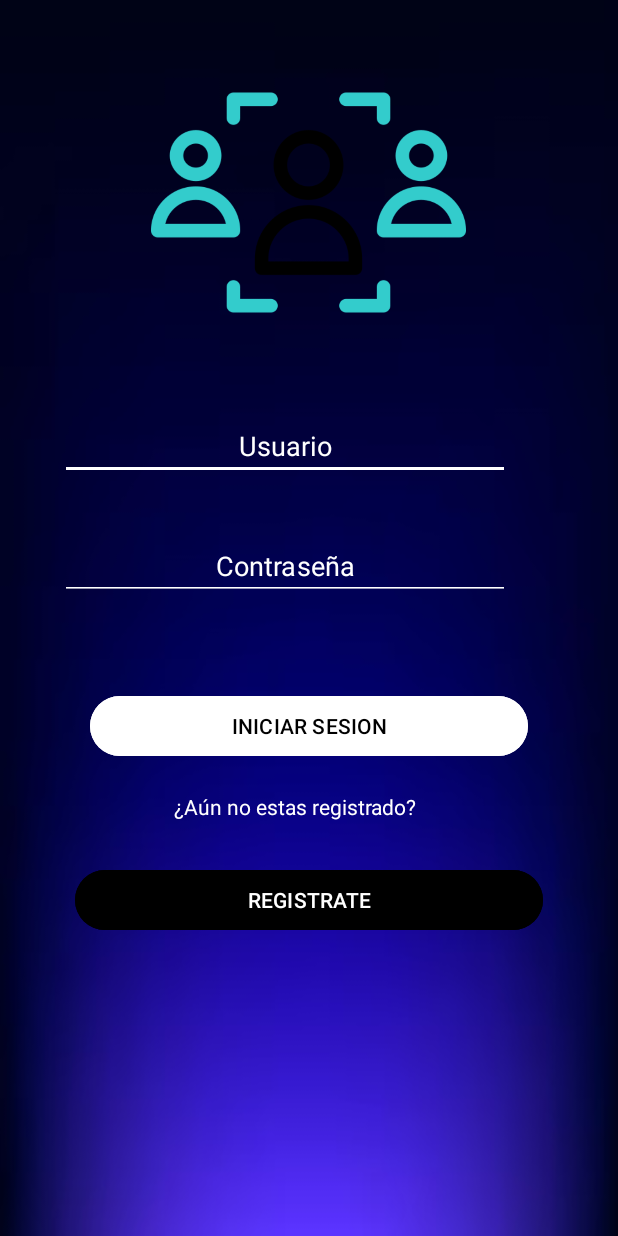
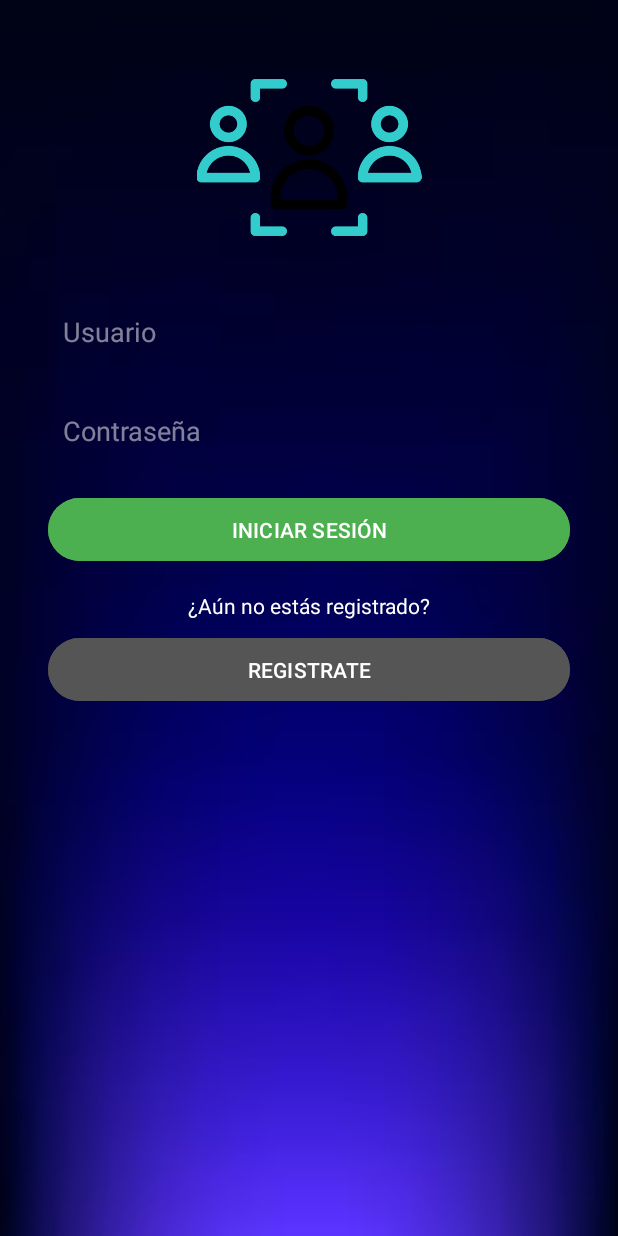
Before and after one commit to Joss-lg/app-ejemplo, an Android app: the screen it shows after launch (MainActivity), on a phone screen of 412 x 824 dp. Run offline under Robolectric (Android 15) with nearby library versions, the phone set to English and light mode, and no system bars; 1 statement that could not run was skipped.

Commit message:
Modifique el diseño por completo

```diff
--- a/app/src/main/res/layout/activity_main.xml
+++ b/app/src/main/res/layout/activity_main.xml
@@ -1,121 +1,107 @@
 <?xml version="1.0" encoding="utf-8"?>
-<androidx.constraintlayout.widget.ConstraintLayout xmlns:android="http://schemas.android.com/apk/res/android"
+<androidx.constraintlayout.widget.ConstraintLayout
+    xmlns:android="http://schemas.android.com/apk/res/android"
     xmlns:app="http://schemas.android.com/apk/res-auto"
     xmlns:tools="http://schemas.android.com/tools"
-    android:id="@+id/main"
     android:layout_width="match_parent"
     android:layout_height="match_parent"
+    android:background="@drawable/fondo"
+    tools:context=".MainActivity">
 
-    tools:ignore="MissingDefaultResource">
+    <!-- Logo -->
+    <ImageView
+        android:id="@+id/logoImage"
+        android:layout_width="200dp"
+        android:layout_height="150dp"
+        android:layout_marginTop="30dp"
+        android:src="@drawable/inicio"
+        app:layout_constraintTop_toTopOf="parent"
+        app:layout_constraintStart_toStartOf="parent"
+        app:layout_constraintEnd_toEndOf="parent" />
 
-    <View
-        android:layout_width="match_parent"
-        android:layout_height="match_parent"
-        android:background="#ffffff"/>
-
-    <LinearLayout
-        android:layout_width="match_parent"
-        android:layout_height="match_parent"
-        android:orientation="vertical"
-        tools:ignore="MissingConstraints"
-        tools:layout_editor_absoluteX="16dp"
-        android:background="@drawable/fondo"
-        tools:layout_editor_absoluteY="-88dp">
-
-        <ImageView
-            android:layout_width="323dp"
-            android:layout_height="210dp"
-            android:layout_gravity="center"
-            android:layout_marginTop="30dp"
-            android:src="@drawable/inicio">
-
-        </ImageView>
-
-        <LinearLayout
-            android:layout_width="match_parent"
-            android:layout_height="wrap_content"
-            android:layout_marginLeft="40dp"
-            android:layout_marginTop="40dp"
-            android:layout_marginRight="40dp">
-
-
+    <!-- Campo de Usuario -->
     <EditText
         android:id="@+id/editTextEmail"
-                android:layout_width="300dp"
-                android:layout_height="40dp"
-                android:backgroundTint="@color/white"
+        android:layout_width="0dp"
+        android:layout_height="50dp"
+        android:layout_marginHorizontal="32dp"
+        android:layout_marginTop="16dp"
         android:hint="Usuario"
         android:inputType="textEmailAddress"
+        android:background="@android:color/transparent"
+        android:padding="10dp"
         android:textColor="@color/white"
-                android:textAlignment="center"
-                android:textColorHint="@color/white"></EditText>
-        </LinearLayout>
+        android:textColorHint="#80FFFFFF"
+        android:backgroundTint="#FFFFFF"
+        android:elevation="2dp"
+        app:layout_constraintTop_toBottomOf="@id/logoImage"
+        app:layout_constraintStart_toStartOf="parent"
+        app:layout_constraintEnd_toEndOf="parent" />
 
-        <LinearLayout
-            android:layout_width="match_parent"
-            android:layout_height="wrap_content"
-            android:layout_marginLeft="40dp"
-            android:layout_marginTop="40dp"
-            android:layout_marginRight="40dp">
-
-
+    <!-- Campo de Contraseña -->
     <EditText
         android:id="@+id/editTextPassword"
-                android:layout_width="300dp"
-                android:layout_height="40dp"
-                android:backgroundTint="@color/white"
-                android:textAlignment="center"
+        android:layout_width="0dp"
+        android:layout_height="50dp"
+        android:layout_marginHorizontal="32dp"
+        android:layout_marginTop="16dp"
         android:hint="Contraseña"
         android:inputType="textPassword"
+        android:background="@android:color/transparent"
+        android:padding="10dp"
         android:textColor="@color/white"
-                android:textColorHint="@color/white"></EditText>
-        </LinearLayout>
+        android:textColorHint="#80FFFFFF"
+        android:backgroundTint="#FFFFFF"
+        android:elevation="2dp"
+        app:layout_constraintTop_toBottomOf="@id/editTextEmail"
+        app:layout_constraintStart_toStartOf="parent"
+        app:layout_constraintEnd_toEndOf="parent" />
 
-        <LinearLayout
-            android:layout_width="match_parent"
-            android:layout_height="wrap_content"
-            android:layout_marginLeft="40dp"
-            android:layout_marginTop="40dp"
-            android:layout_marginRight="40dp">
-
+    <!-- Botón de Iniciar Sesión -->
     <Button
         android:id="@+id/buttonLogin"
-                android:layout_width="match_parent"
+        android:layout_width="0dp"
+        android:layout_height="50dp"
+        android:layout_marginHorizontal="32dp"
+        android:layout_marginTop="16dp"
+        android:backgroundTint="#4CAF50"
+        android:cornerRadius="12dp"
+        android:elevation="4dp"
+        android:text="INICIAR SESIÓN"
+        android:textColor="@android:color/white"
+        android:textAllCaps="false"
+        app:layout_constraintTop_toBottomOf="@id/editTextPassword"
+        app:layout_constraintStart_toStartOf="parent"
+        app:layout_constraintEnd_toEndOf="parent" />
+
+    <!-- Texto de registro -->
+    <TextView
+        android:id="@+id/textViewRegisterPrompt"
+        android:layout_width="wrap_content"
         android:layout_height="wrap_content"
-                android:layout_margin="20dp"
-                android:backgroundTint="@color/white"
-                android:onClick="mapa"
-                android:text="INICIAR SESION"
-                android:textColor="@color/black" />
+        android:layout_marginTop="16dp"
+        android:text="¿Aún no estás registrado?"
+        android:textColor="@color/white"
+        android:textSize="14sp"
+        app:layout_constraintTop_toBottomOf="@id/buttonLogin"
+        app:layout_constraintStart_toStartOf="parent"
+        app:layout_constraintEnd_toEndOf="parent" />
 
-        </LinearLayout>
-
-        <TextView
-            android:layout_width="393dp"
-            android:layout_height="28dp"
-            android:text="¿Aún no estas registrado?"
-            android:textAlignment="center"
-            android:textColor="@color/white" />
-
-        <LinearLayout
-            android:layout_width="match_parent"
-            android:layout_height="wrap_content"
-            android:layout_marginLeft="40dp"
-            android:layout_marginTop="10sp"
-            android:layout_marginRight="40dp">
-
+    <!-- Botón de Registrarse -->
     <Button
         android:id="@+id/buttonRegister"
-                android:layout_width="match_parent"
-                android:layout_height="wrap_content"
-                android:layout_margin="10dp"
-                android:backgroundTint="@color/black"
-                android:onClick="registro"
+        android:layout_width="0dp"
+        android:layout_height="50dp"
+        android:layout_marginHorizontal="32dp"
+        android:layout_marginTop="8dp"
+        android:backgroundTint="#555555"
+        android:cornerRadius="12dp"
+        android:elevation="4dp"
         android:text="REGISTRATE"
-                android:textColor="@color/white" />
+        android:textColor="@android:color/white"
+        android:textAllCaps="false"
+        app:layout_constraintTop_toBottomOf="@id/textViewRegisterPrompt"
+        app:layout_constraintStart_toStartOf="parent"
+        app:layout_constraintEnd_toEndOf="parent" />
 
-
-        </LinearLayout>
-
-    </LinearLayout>
 </androidx.constraintlayout.widget.ConstraintLayout>
--- a/app/src/main/res/layout/activity_main4.xml
+++ b/app/src/main/res/layout/activity_main4.xml
@@ -15,7 +15,6 @@
             android:layout_width="match_parent"
             android:layout_height="wrap_content"
             android:textColor="@color/black"
-
             android:hint="Nombre de usuario" />
 
         <!-- Campo de entrada para el apellido -->
```
Lines whose indentation alone changed are shown as unchanged.
